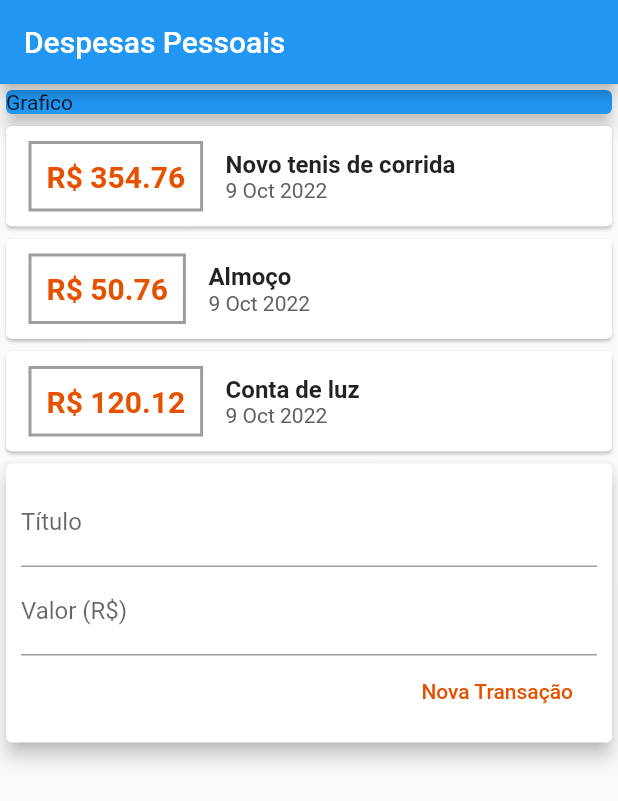
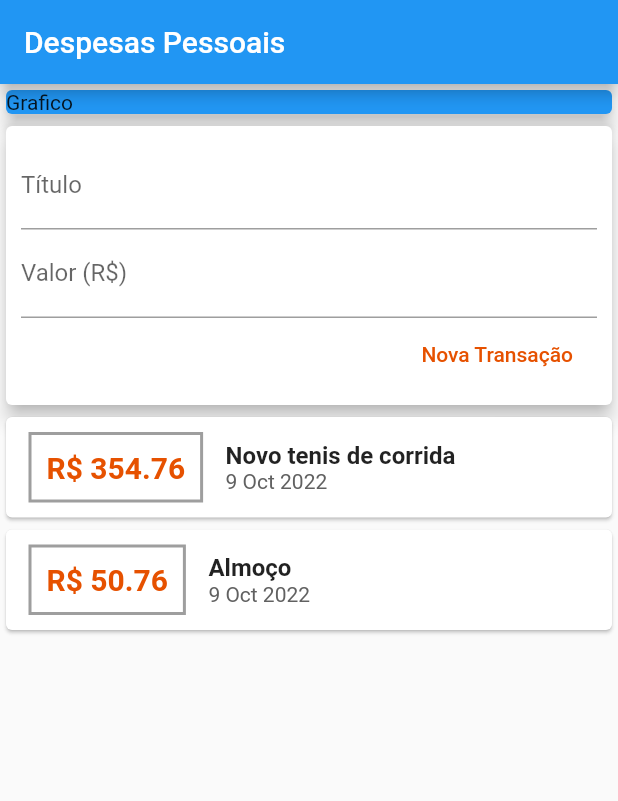
Before and after one commit to Wesleyti007/curso_flutter, a Flutter app: the screen it shows after launch, after a tap on "Nova Transação", on a phone screen of 412 x 824 dp. Shown: the top 801 px of the screen. Run offline on Flutter 3.47's test engine with Material 2 defaults, Android fonts, the phone set to English and light mode, and no system bars.

```diff
--- a/expenses/lib/components/transaction_form.dart
+++ b/expenses/lib/components/transaction_form.dart
@@ -4,8 +4,22 @@ import 'package:flutter/material.dart';
 
 class TransactionForm extends StatelessWidget {
 
-   final titleController = TextEditingController();
+  final titleController = TextEditingController();
   final valueController = TextEditingController();
+
+  final void Function(String, double) onSubmit;
+
+  TransactionForm(this.onSubmit);
+
+  _submitForm(){
+    final title = titleController.text;
+    final value = double.tryParse(valueController.text) ?? 0.0;
+
+    if(title.isEmpty || value <= 0){
+      return;
+    }
+    onSubmit(title, value);
+  }
 
   @override
   Widget build(BuildContext context) {
@@ -17,6 +31,7 @@ class TransactionForm extends StatelessWidget {
                   children: [
                     TextField(
                       controller: titleController,
+                      onSubmitted: (_) => _submitForm(),
                       decoration: InputDecoration(
                         labelText: 'Título',
 
@@ -24,6 +39,8 @@ class TransactionForm extends StatelessWidget {
                     ),
                     TextField(
                       controller: valueController,
+                      keyboardType: TextInputType.numberWithOptions(decimal: true),
+                      onSubmitted: (_) => _submitForm(),
                        decoration: InputDecoration(
                         labelText: 'Valor (R\$)',
                       ),
@@ -33,10 +50,8 @@ class TransactionForm extends StatelessWidget {
                       children: [
                         FlatButton(child: Text('Nova Transação'),
                         textColor:  Colors.orange[900],
-                        onPressed: (){
-                          print(titleController.text);
-                          print(titleController.text);
-                        },),
+                        onPressed:  _submitForm
+                        ,),
                       ],
                     )
                   ],
--- a/expenses/lib/components/transaction_list.dart
+++ b/expenses/lib/components/transaction_list.dart
@@ -12,8 +12,12 @@ class TransactionList extends StatelessWidget {
 
   @override
   Widget build(BuildContext context) {
-    return Column(
-              children: transactions.map((tr) {
+    return Container(
+      height: 300,
+      child: ListView.builder(
+        itemCount: transactions.length,
+        itemBuilder: (ctx, index){
+          final tr = transactions[index];
           return Card(
                     child: Row(children: [
                       Container(
@@ -49,7 +53,9 @@ class TransactionList extends StatelessWidget {
                       )
                     ]),
                   );
-              }).toList(),
+        }
+
+              ),
     );
   }
 }
--- a/expenses/lib/components/transaction_user.dart
+++ b/expenses/lib/components/transaction_user.dart
@@ -1,3 +1,5 @@
+import 'dart:math';
+
 import 'package:expenses/components/transaction_form.dart';
 import 'package:expenses/components/transaction_list.dart';
 import 'package:flutter/material.dart';
@@ -21,21 +23,27 @@ class _TransactionUser extends State<TransactionUser> {
       title: 'Almoço',
       value: 50.76,
       date: DateTime.now()),
-    Transaction(
-      id: 't3',
-      title: 'Conta de luz',
-      value: 120.12,
-      date: DateTime.now()),
   ];
+
+  _addTransaction(String title, double value){
+    final newTransaction = Transaction(
+      id: Random().nextDouble().toString(),
+      title: title,
+      value: value,
+      date: DateTime.now(),);
+
+    setState(() {
+      _transaction.add(newTransaction);
+    });
+  }
 
   @override
   Widget build(BuildContext context) {
     return Column(
       children: [
+        TransactionForm(_addTransaction),
         TransactionList(_transaction),
-        TransactionForm()
       ],
     );
   }
-
 }
--- a/expenses/lib/main.dart
+++ b/expenses/lib/main.dart
@@ -15,16 +15,13 @@ class ExpensesApp extends StatelessWidget {
 
 class MyHome extends StatelessWidget {
 
-
-
-
-
   Widget build(BuildContext context) {
     return Scaffold(
       appBar: AppBar(
         title: Text('Despesas Pessoais'),
       ),
-      body: Column(
+      body: SingleChildScrollView(
+        child: Column(
             crossAxisAlignment: CrossAxisAlignment.stretch,
             children: <Widget>[
               Container(
@@ -37,6 +34,7 @@ class MyHome extends StatelessWidget {
               ),
               TransactionUser()
             ]),
+      ),
     );
   }
 }
```
Lines whose indentation alone changed are shown as unchanged.
